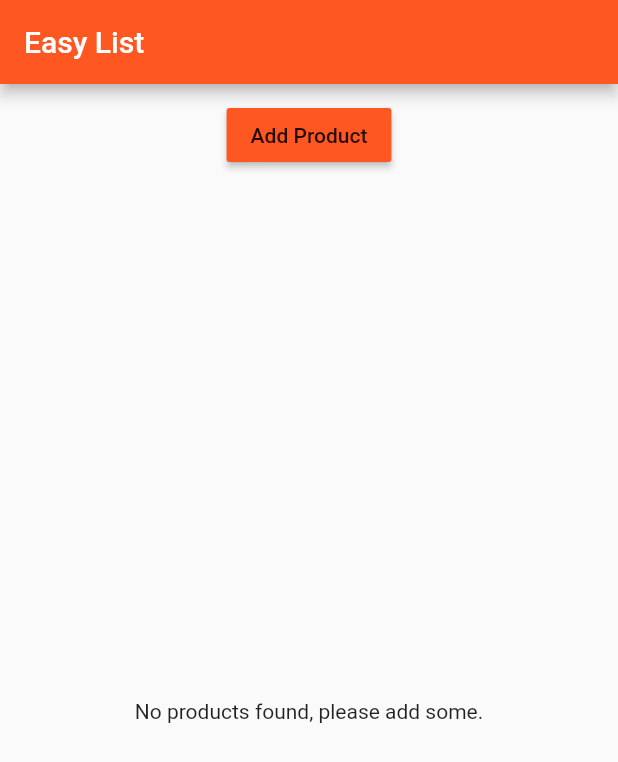
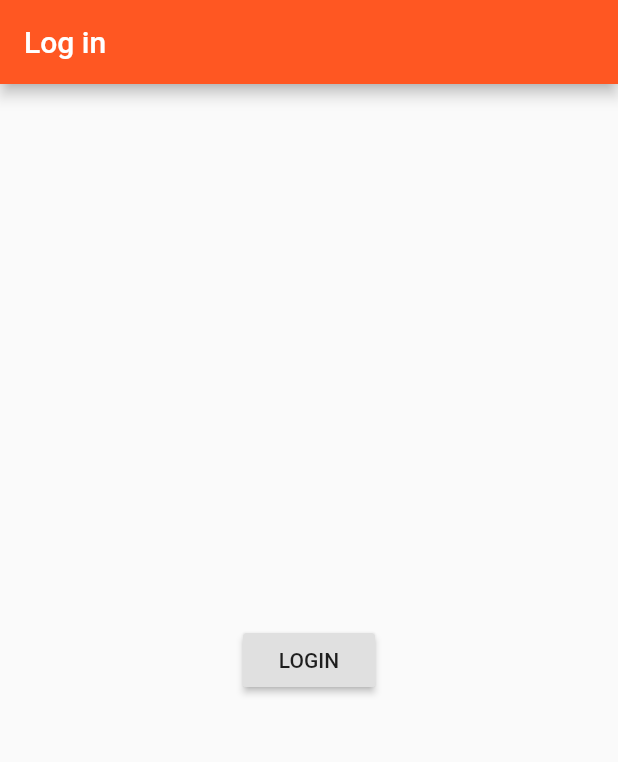
Before and after one commit to AliRadmanesh/flutter-easy-list, a Flutter app: the screen it shows after launch, on a phone screen of 412 x 824 dp. Shown: the top 762 px of the screen. Run offline on Flutter 3.47's test engine with Material 2 defaults, Android fonts, the phone set to English and light mode, and no system bars.

Commit message:
Adding Drawer, Tabs, and pushReplacement (Auth like routing)

```diff
--- a/lib/main.dart
+++ b/lib/main.dart
@@ -2,7 +2,7 @@
 import 'package:flutter/material.dart';
 /* rendering class is usefull for debugging the user interface */
 // import 'package:flutter/rendering.dart';
-import './pages/home.dart';
+import './pages/auth.dart';
 
 /* This is our app's core function, where it starts to launch! */
 void main() {
@@ -39,7 +39,7 @@ class MyApp extends StatelessWidget {
         primarySwatch: Colors.deepOrange,
         accentColor: Colors.deepPurple,
       ),
-      home: HomePage(),
+      home: AuthPage(),
     );
   }
 }
--- /dev/null
+++ b/lib/pages/auth.dart
@@ -0,0 +1,28 @@
+import 'package:flutter/material.dart';
+
+import './products.dart';
+
+class AuthPage extends StatelessWidget {
+  const AuthPage({Key key}) : super(key: key);
+
+  @override
+  Widget build(BuildContext context) {
+    return Scaffold(
+      appBar: AppBar(
+        title: Text('Log in'),
+      ),
+      body: Center(
+        child: RaisedButton(
+          child: Text('LOGIN'),
+          onPressed: () {
+            Navigator.pushReplacement(
+              context,
+              MaterialPageRoute(
+                  builder: (BuildContext context) => ProductsPage()),
+            );
+          },
+        ),
+      ),
+    );
+  }
+}
--- a/lib/pages/home.dart
+++ /dev/null
@@ -1,15 +0,0 @@
-import 'package:flutter/material.dart';
-
-import '../product_manager.dart';
-
-class HomePage extends StatelessWidget {
-  @override
-  Widget build(BuildContext context) {
-    return Scaffold(
-      appBar: AppBar(
-        title: Text('Easy List'),
-      ),
-      body: ProductManager(),
-    );
-  }
-}
--- a/lib/product_manager.dart
+++ b/lib/product_manager.dart
@@ -7,7 +7,7 @@ class ProductManager extends StatefulWidget {
   final Map<String, String> startingProduct;
 
   /* Here in class constructor we use default value */
-  ProductManager({this.startingProduct}) {
+  ProductManager({ this.startingProduct }) {
     // print('[ProductManager Widget] Constructor');
   }
 
@@ -30,7 +30,7 @@ class _ProductManagerState extends State<ProductManager> {
     we can't assign a new value to them.
     e.g. final age = 25; age.round() is OK!
   */
-  List<Map<String, String>> _products = [];
+  List<Map<String, String>> _products = []; // It's like an array of Objects!
 
   @override
   void initState() {
@@ -65,6 +65,12 @@ class _ProductManagerState extends State<ProductManager> {
     });
   }
 
+  void _deleteProduct(int index) {
+    setState(() {
+     _products.removeAt(index);
+    });
+  }
+
   @override
   Widget build(BuildContext context) {
     // print('[ProductManager State] build()');
@@ -75,7 +81,7 @@ class _ProductManagerState extends State<ProductManager> {
           child: ProductControl(_addProduct),
         ),
         Expanded(
-          child: Products(_products),
+          child: Products(_products, deleteProduct: _deleteProduct),
         )
       ],
     );
```
Also changed, not shown: lib/pages/product.dart (+17 -3 lines), lib/pages/product_create.dart (added, +10 -0 lines), lib/pages/product_list.dart (added, +10 -0 lines), lib/pages/products.dart (added, +44 -0 lines), lib/pages/products_admin.dart (added, +55 -0 lines), lib/products.dart (+9 -4 lines), pubspec.lock.
